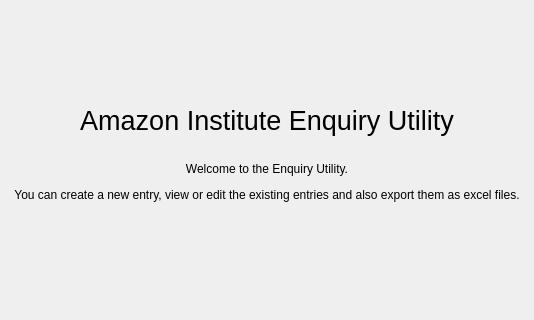
Above: UI Files/main.ui from Aakarshit-Sharma19/Student-Information-Utility before the change; both pictures show x 151 to 685 and y 0 to 320 of the 836 by 425 pixel window. Below: the same form after it.
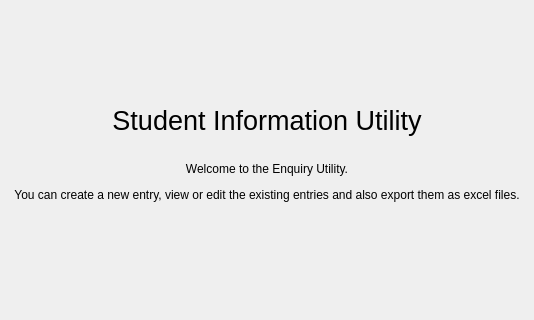
That is the form after the change.

Diff of the .ui file:
```diff
--- a/UI Files/main.ui
+++ b/UI Files/main.ui
@@ -18,7 +18,7 @@
     <item row="0" column="0" colspan="4">
      <widget class="QLabel" name="label">
       <property name="text">
-       <string>&lt;html&gt;&lt;head/&gt;&lt;body&gt;&lt;p align=&quot;center&quot;&gt;&lt;span style=&quot; font-size:20pt;&quot;&gt;Amazon Institute Enquiry Utility&lt;/span&gt;&lt;/p&gt;&lt;p align=&quot;center&quot;&gt;&lt;br/&gt;Welcome to the Enquiry Utility.&lt;/p&gt;&lt;p align=&quot;center&quot;&gt;You can create a new entry, view or edit the existing entries and also export them as excel files.&lt;/p&gt;&lt;p align=&quot;center&quot;&gt;&lt;br/&gt;&lt;/p&gt;&lt;/body&gt;&lt;/html&gt;</string>
+       <string>&lt;html&gt;&lt;head/&gt;&lt;body&gt;&lt;p align=&quot;center&quot;&gt;&lt;span style=&quot; font-size:20pt;&quot;&gt;Student Information Utility&lt;/span&gt;&lt;/p&gt;&lt;p align=&quot;center&quot;&gt;&lt;br/&gt;Welcome to the Enquiry Utility.&lt;/p&gt;&lt;p align=&quot;center&quot;&gt;You can create a new entry, view or edit the existing entries and also export them as excel files.&lt;/p&gt;&lt;p align=&quot;center&quot;&gt;&lt;br/&gt;&lt;/p&gt;&lt;/body&gt;&lt;/html&gt;</string>
       </property>
      </widget>
     </item>
```
